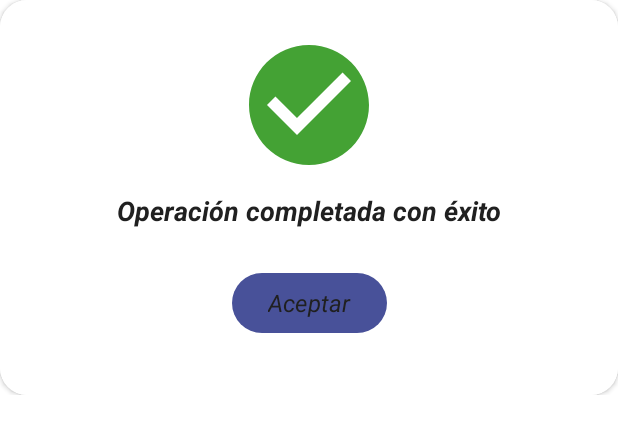
After one commit to LeonardoVNC/SkyLinkApp, an Android app: the layout dialog_confirmation.xml on its own in the app's theme, with its tools: preview values and no code run, on a phone screen of 412 x 824 dp. The commit adds this screen. Shown: the top 434 px of the screen. Run offline under Robolectric (Android 15) with nearby library versions, the phone set to English and light mode, and no system bars.

Commit message:
Implementado un Dialog para confirmar operaciones.

```diff
--- /dev/null
+++ b/app/src/main/res/drawable/baseline_check_circle_24.xml
@@ -0,0 +1,5 @@
+<vector xmlns:android="http://schemas.android.com/apk/res/android" android:height="96dp" android:tint="#44A234" android:viewportHeight="24" android:viewportWidth="24" android:width="96dp">
+
+    <path android:fillColor="@android:color/white" android:pathData="M12,2C6.48,2 2,6.48 2,12s4.48,10 10,10 10,-4.48 10,-10S17.52,2 12,2zM10,17l-5,-5 1.41,-1.41L10,14.17l7.59,-7.59L19,8l-9,9z"/>
+
+</vector>
--- /dev/null
+++ b/app/src/main/res/layout/dialog_confirmation.xml
@@ -0,0 +1,57 @@
+<?xml version="1.0" encoding="utf-8"?>
+<LinearLayout xmlns:android="http://schemas.android.com/apk/res/android"
+    android:layout_width="match_parent"
+    android:layout_height="wrap_content"
+    android:backgroundTint="@android:color/transparent"
+    xmlns:app="http://schemas.android.com/apk/res-auto">
+
+    <androidx.cardview.widget.CardView
+        android:layout_width="match_parent"
+        android:layout_height="wrap_content"
+        android:background="?attr/colorSurface"
+        app:cardCornerRadius="18dp">
+
+        <!-- Contenido del dialog -->
+        <androidx.constraintlayout.widget.ConstraintLayout
+            android:layout_width="match_parent"
+            android:layout_height="wrap_content"
+            android:padding="12dp">
+
+            <!-- Imágen -->
+            <ImageView
+                android:id="@+id/dialog_confirm_image"
+                android:layout_width="wrap_content"
+                android:layout_height="wrap_content"
+                android:src="@drawable/baseline_check_circle_24"
+                android:background="@android:color/transparent"
+                android:layout_margin="10dp"
+                app:layout_constraintTop_toTopOf="parent"
+                app:layout_constraintStart_toStartOf="parent"
+                app:layout_constraintEnd_toEndOf="parent"/>
+
+            <!-- Descripción -->
+            <TextView
+                android:id="@+id/dialog_confirm_desc"
+                android:layout_width="match_parent"
+                android:layout_height="wrap_content"
+                style="@style/Subtitle"
+                android:layout_margin="10dp"
+                android:gravity="center"
+                android:text="@string/dialog_confirm_text_default"
+                app:layout_constraintTop_toBottomOf="@id/dialog_confirm_image"/>
+
+            <!-- Boton aceptar -->
+            <Button
+                android:id="@+id/dialog_confirm_button_accept"
+                android:layout_width="wrap_content"
+                android:layout_height="wrap_content"
+                android:layout_margin="25dp"
+                android:text="@string/dialog_confirm_button_default"
+                app:layout_constraintTop_toBottomOf="@id/dialog_confirm_desc"
+                app:layout_constraintBottom_toBottomOf="parent"
+                app:layout_constraintStart_toStartOf="parent"
+                app:layout_constraintEnd_toEndOf="parent"/>
+
+        </androidx.constraintlayout.widget.ConstraintLayout>
+    </androidx.cardview.widget.CardView>
+</LinearLayout>
--- a/app/src/main/res/values/strings.xml
+++ b/app/src/main/res/values/strings.xml
@@ -53,6 +53,11 @@
     <string name="dialog_terminal_color_subtitle">Líneas a las que pertenece:</string>
     <string name="dialog_terminal_pre_desc">Línea</string>
 
+    <!-- Dialog Confirm -->
+    <string name="dialog_confirm_text_default">Operación completada con éxito</string>
+    <string name="dialog_confirm_button_default">Aceptar</string>
+    <string name="dialog_confirm_text_price">Precio actualizado correctamente:</string>
+
     <!-- Opciones de desarrollo -->
     <string name="dev_title">Opciones de desarollo</string>
     <string name="dev_cmd_desc">Ingrese un comando</string>
```
